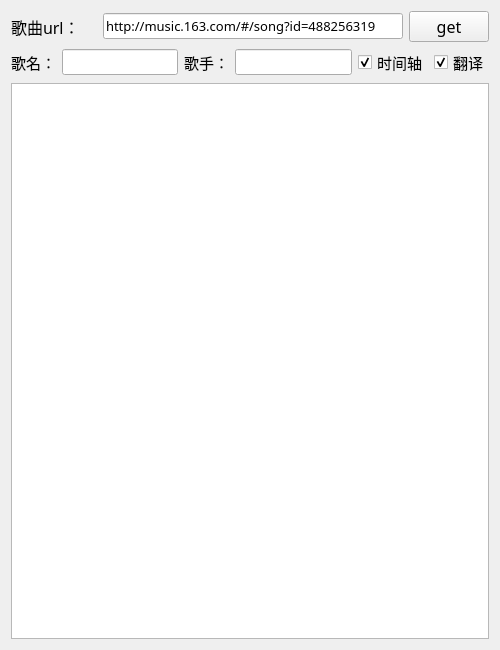
The window that mainwindow.ui (taseikyo/NeteaseLyric) describes before a commit, drawn with Qt 5.
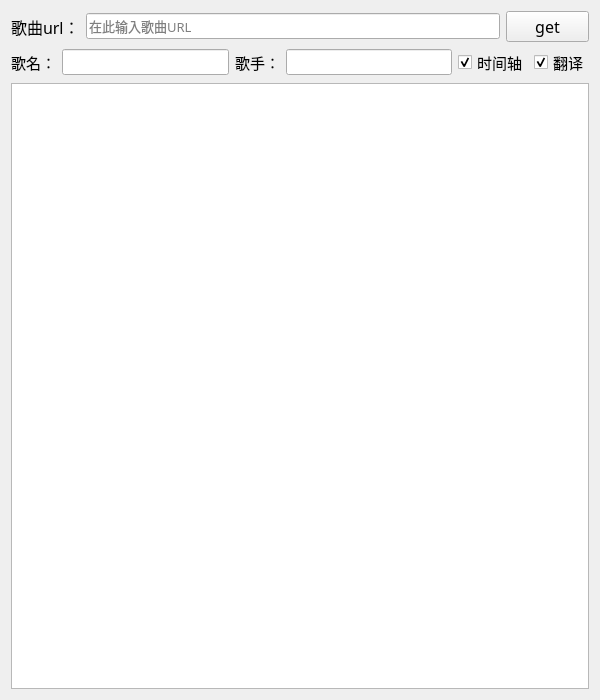
The same window after the commit.

Commit message: update default save file name -> 'song - singer.lrc'

What changed in the file:
```diff
--- a/mainwindow.ui
+++ b/mainwindow.ui
@@ -6,20 +6,20 @@
    <rect>
     <x>0</x>
     <y>0</y>
-    <width>500</width>
-    <height>650</height>
+    <width>600</width>
+    <height>700</height>
    </rect>
   </property>
   <property name="minimumSize">
    <size>
-    <width>500</width>
-    <height>0</height>
+    <width>600</width>
+    <height>700</height>
    </size>
   </property>
   <property name="maximumSize">
    <size>
-    <width>500</width>
-    <height>16777215</height>
+    <width>600</width>
+    <height>700</height>
    </size>
   </property>
   <property name="baseSize">
@@ -36,12 +36,12 @@
     <item>
      <layout class="QVBoxLayout" name="mainLayout">
       <item>
-       <layout class="QHBoxLayout" name="layoulayou_1" stretch="2,7,1">
+       <layout class="QHBoxLayout" name="layoulayou_1" stretch="0,5,1">
         <item>
          <widget class="QLabel" name="songUrlLabel">
           <property name="font">
            <font>
-            <family>Adobe 黑体 Std R</family>
+            <family>微软雅黑</family>
             <pointsize>12</pointsize>
            </font>
           </property>
@@ -59,7 +59,10 @@
            </font>
           </property>
           <property name="text">
-           <string>http://music.163.com/#/song?id=488256319</string>
+           <string/>
+          </property>
+          <property name="placeholderText">
+           <string>在此输入歌曲URL</string>
           </property>
          </widget>
         </item>
@@ -67,7 +70,7 @@
          <widget class="QPushButton" name="pushButton">
           <property name="font">
            <font>
-            <family>微软雅黑</family>
+            <family>Monaco</family>
             <pointsize>12</pointsize>
            </font>
           </property>
```
Left out of the diff: 2 changed lines with no effect on the pictures. The commit also changes 3 other files.
